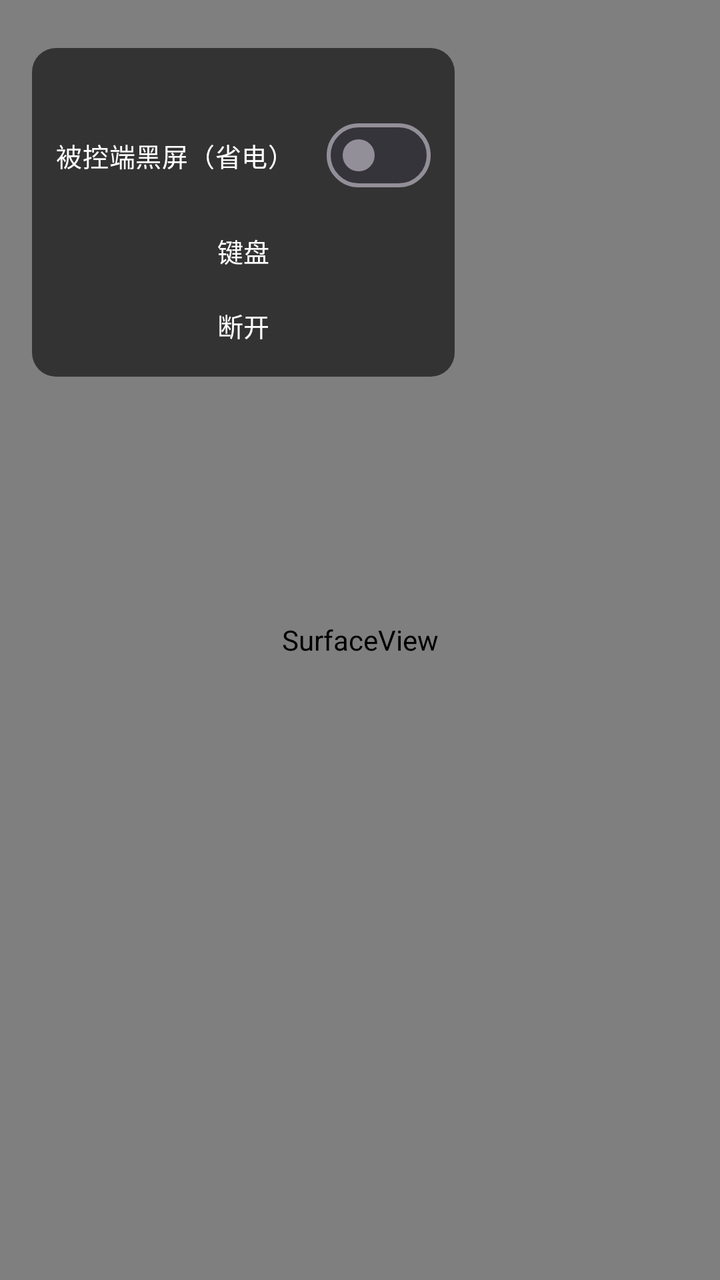
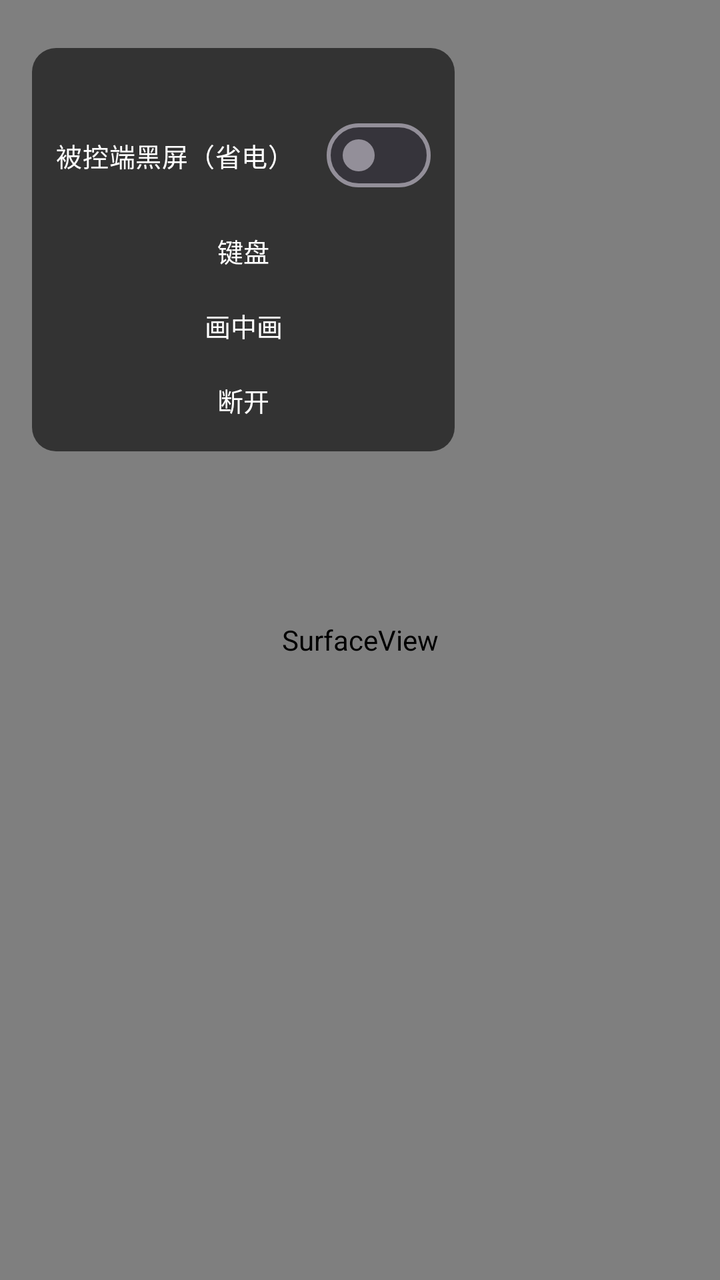

The first picture is an Android layout as it rendered before a commit; the second is the same layout after the commit. The layout source and the unified diff follow.
<!-- AndroidManifest.xml: activity theme Theme.ScrcpyAndroid.Fullscreen -->
<!-- res/layout/activity_mirror.xml -->
<?xml version="1.0" encoding="utf-8"?>
<FrameLayout xmlns:android="http://schemas.android.com/apk/res/android"
    android:layout_width="match_parent"
    android:layout_height="match_parent"
    android:background="@color/black">

    <SurfaceView
        android:id="@+id/surfaceView"
        android:layout_width="match_parent"
        android:layout_height="match_parent"
        android:layout_gravity="center" />

    
    <EditText
        android:id="@+id/inputRemote"
        android:layout_width="1dp"
        android:layout_height="1dp"
        android:layout_gravity="bottom|start"
        android:background="@android:color/transparent"
        android:cursorVisible="false"
        android:imeOptions="actionSend|flagNoExtractUi"
        android:importantForAutofill="no"
        android:inputType="text|textNoSuggestions"
        android:maxLines="1"
        android:textColor="@android:color/transparent"
        android:textSize="1sp" />

    
    <FrameLayout
        android:id="@+id/floatOverlay"
        android:layout_width="wrap_content"
        android:layout_height="wrap_content"
        android:layout_gravity="top|start"
        android:layout_marginTop="24dp"
        android:layout_marginStart="16dp"
        android:clipChildren="false"
        android:clipToPadding="false">

        <LinearLayout
            android:id="@+id/panelOverlay"
            android:layout_width="wrap_content"
            android:layout_height="wrap_content"
            android:background="@drawable/bg_float_panel"
            android:gravity="center_vertical"
            android:orientation="vertical"
            android:paddingHorizontal="12dp"
            android:paddingVertical="8dp">

            <TextView
                android:id="@+id/textMirrorStatus"
                android:layout_width="wrap_content"
                android:layout_height="wrap_content"
                android:textColor="@color/white"
                android:textSize="13sp" />

            <com.google.android.material.materialswitch.MaterialSwitch
                android:id="@+id/switchPowerSave"
                android:layout_width="wrap_content"
                android:layout_height="wrap_content"
                android:layout_marginTop="4dp"
                android:text="@string/label_power_save"
                android:textColor="@color/white"
                android:textSize="13sp" />

            <TextView
                android:id="@+id/btnKeyboard"
                android:layout_width="match_parent"
                android:layout_height="wrap_content"
                android:layout_marginTop="6dp"
                android:background="?attr/selectableItemBackground"
                android:gravity="center"
                android:paddingVertical="8dp"
                android:text="@string/action_keyboard"
                android:textColor="@color/white"
                android:textSize="13sp" />

            <TextView
                android:id="@+id/btnDisconnect"
                android:layout_width="match_parent"
                android:layout_height="wrap_content"
                android:layout_marginTop="2dp"
                android:background="?attr/selectableItemBackground"
                android:gravity="center"
                android:paddingVertical="8dp"
                android:text="@string/action_disconnect"
                android:textColor="@color/white"
                android:textSize="13sp" />
        </LinearLayout>

        <View
            android:id="@+id/dotOverlay"
            android:layout_width="28dp"
            android:layout_height="28dp"
            android:background="@drawable/bg_float_dot"
            android:contentDescription="@string/label_power_save"
            android:visibility="gone" />
    </FrameLayout>

    
    <LinearLayout
        android:id="@+id/panelKeyboard"
        android:layout_width="wrap_content"
        android:layout_height="wrap_content"
        android:layout_gravity="bottom|center_horizontal"
        android:layout_margin="12dp"
        android:background="@drawable/bg_float_panel"
        android:orientation="vertical"
        android:paddingHorizontal="6dp"
        android:paddingVertical="4dp"
        android:visibility="gone">

        <TextView
            android:id="@+id/textModStatus"
            android:layout_width="match_parent"
            android:layout_height="wrap_content"
            android:gravity="center"
            android:paddingVertical="4dp"
            android:textColor="@color/accent"
            android:textSize="12sp"
            android:visibility="gone" />

        <LinearLayout
            android:layout_width="wrap_content"
            android:layout_height="wrap_content"
            android:gravity="center"
            android:orientation="horizontal">

            <TextView
                android:id="@+id/btnModCtrl"
                android:layout_width="wrap_content"
                android:layout_height="wrap_content"
                android:background="?attr/selectableItemBackground"
                android:paddingHorizontal="10dp"
                android:paddingVertical="10dp"
                android:text="@string/mod_ctrl"
                android:textColor="@color/white"
                android:textSize="13sp" />

            <TextView
                android:id="@+id/btnModAlt"
                android:layout_width="wrap_content"
                android:layout_height="wrap_content"
                android:background="?attr/selectableItemBackground"
                android:paddingHorizontal="10dp"
                android:paddingVertical="10dp"
                android:text="@string/mod_alt"
                android:textColor="@color/white"
                android:textSize="13sp" />

            <TextView
                android:id="@+id/btnModShift"
                android:layout_width="wrap_content"
                android:layout_height="wrap_content"
                android:background="?attr/selectableItemBackground"
                android:paddingHorizontal="10dp"
                android:paddingVertical="10dp"
                android:text="@string/mod_shift"
                android:textColor="@color/white"
                android:textSize="13sp" />

            <TextView
                android:id="@+id/btnModWin"
                android:layout_width="wrap_content"
                android:layout_height="wrap_content"
                android:background="?attr/selectableItemBackground"
                android:paddingHorizontal="10dp"
                android:paddingVertical="10dp"
                android:text="@string/mod_win"
                android:textColor="@color/white"
                android:textSize="13sp" />

            <TextView
                android:id="@+id/btnInputDel"
                android:layout_width="wrap_content"
                android:layout_height="wrap_content"
                android:background="?attr/selectableItemBackground"
                android:paddingHorizontal="10dp"
                android:paddingVertical="10dp"
                android:text="@string/action_input_del"
                android:textColor="@color/white"
                android:textSize="13sp" />

            <TextView
                android:id="@+id/btnInputEnter"
                android:layout_width="wrap_content"
                android:layout_height="wrap_content"
                android:background="?attr/selectableItemBackground"
                android:paddingHorizontal="10dp"
                android:paddingVertical="10dp"
                android:text="@string/action_input_enter"
                android:textColor="@color/white"
                android:textSize="13sp" />

            <TextView
                android:id="@+id/btnInputClose"
                android:layout_width="wrap_content"
                android:layout_height="wrap_content"
                android:background="?attr/selectableItemBackground"
                android:paddingHorizontal="10dp"
                android:paddingVertical="10dp"
                android:text="@string/action_input_close"
                android:textColor="@color/accent"
                android:textSize="13sp" />
        </LinearLayout>
    </LinearLayout>
</FrameLayout>
<!-- resources referenced by this layout -->
<resources>
  <color name="accent">#FF4CAF50</color>
  <color name="black">#FF000000</color>
  <color name="white">#FFFFFFFF</color>
  <!-- drawable bg_float_dot (drawable) -->
  <?xml version="1.0" encoding="utf-8"?>
  <shape xmlns:android="http://schemas.android.com/apk/res/android"
      android:shape="oval">
      <solid android:color="#CC4CAF50" />
      <size
          android:width="28dp"
          android:height="28dp" />
      <stroke
          android:width="2dp"
          android:color="#E0FFFFFF" />
  </shape>
  <!-- drawable bg_float_panel (drawable) -->
  <?xml version="1.0" encoding="utf-8"?>
  <shape xmlns:android="http://schemas.android.com/apk/res/android"
      android:shape="rectangle">
      <solid android:color="#99000000" />
      <corners android:radius="12dp" />
  </shape>
  <string name="action_disconnect">断开</string>
  <string name="action_input_close">关闭</string>
  <string name="action_input_del">退格</string>
  <string name="action_input_enter">回车</string>
  <string name="action_keyboard">键盘</string>
  <string name="label_power_save">被控端黑屏（省电）</string>
  <string name="mod_alt">Alt</string>
  <string name="mod_ctrl">Ctrl</string>
  <string name="mod_shift">Shift</string>
  <string name="mod_win">Win</string>
  <style name="Theme.ScrcpyAndroid.Fullscreen" parent="Theme.ScrcpyAndroid">
          <item name="android:windowFullscreen">true</item>
      </style>
  <style name="Theme.ScrcpyAndroid" parent="Theme.Material3.Dark.NoActionBar">
          <item name="colorPrimary">@color/accent</item>
          <item name="android:statusBarColor">@color/bg</item>
          <item name="android:navigationBarColor">@color/bg</item>
          <item name="android:windowBackground">@color/bg</item>
      </style>
  <color name="bg">#FF121212</color>
</resources>

<!-- the commit's change to res/layout/activity_mirror.xml (unified diff, before → after) -->
@@ -75,6 +75,18 @@
                 android:textSize="13sp" />
 
             <TextView
+                android:id="@+id/btnPip"
+                android:layout_width="match_parent"
+                android:layout_height="wrap_content"
+                android:layout_marginTop="2dp"
+                android:background="?attr/selectableItemBackground"
+                android:gravity="center"
+                android:paddingVertical="8dp"
+                android:text="@string/action_pip"
+                android:textColor="@color/white"
+                android:textSize="13sp" />
+
+            <TextView
                 android:id="@+id/btnDisconnect"
                 android:layout_width="match_parent"
                 android:layout_height="wrap_content"
<!-- resource entries referenced after the edit -->
@@ -27,6 +27,7 @@
   <string name="action_input_del">退格</string>
   <string name="action_input_enter">回车</string>
   <string name="action_keyboard">键盘</string>
+  <string name="action_pip">画中画</string>
   <string name="label_power_save">被控端黑屏（省电）</string>
   <string name="mod_alt">Alt</string>
   <string name="mod_ctrl">Ctrl</string>
